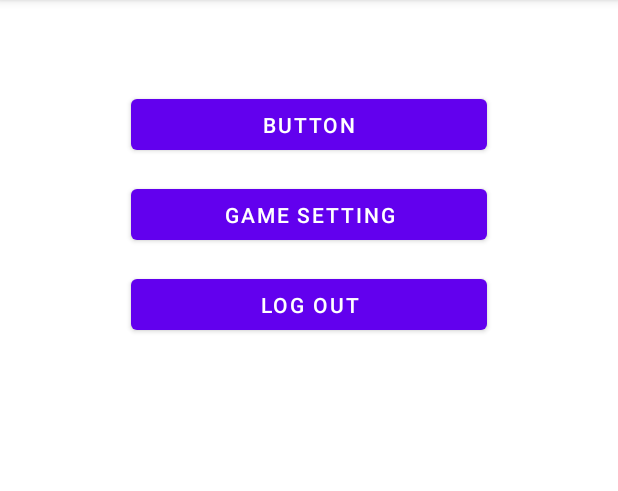
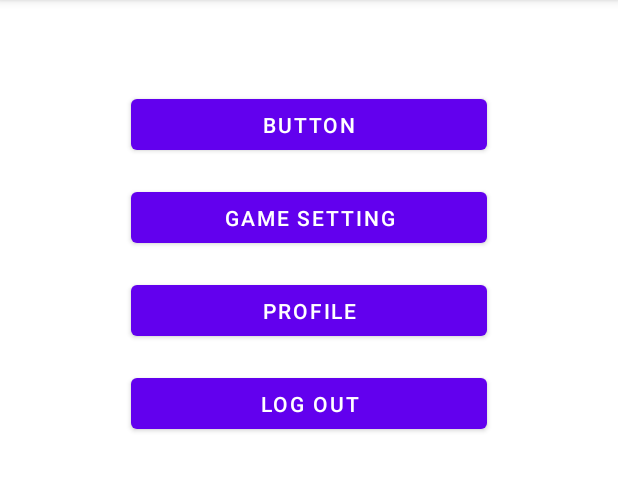
Before and after one commit to hessamasna/MobilePrograming-KingOfQuiz, an Android app: the GameStarter screen opened directly, with no data from a screen before it, on a phone screen of 412 x 824 dp, the part 84-575 px from its top. Run offline under Robolectric (Android 15) with nearby library versions, the phone set to English and light mode, and no system bars; 1 statement that could not run was skipped.

```diff
--- a/app/src/main/res/layout/activity_game_starter.xml
+++ b/app/src/main/res/layout/activity_game_starter.xml
@@ -10,7 +10,7 @@
         android:id="@+id/GameSetting_btn"
         android:layout_width="237dp"
         android:layout_height="46dp"
-        android:layout_marginTop="14dp"
+        android:layout_marginTop="16dp"
         android:onClick="gameSetting"
         android:text="Game Setting"
         app:layout_constraintEnd_toEndOf="parent"
@@ -21,12 +21,12 @@
         android:id="@+id/logOut_btn"
         android:layout_width="237dp"
         android:layout_height="46dp"
-        android:layout_marginTop="14dp"
+        android:layout_marginTop="16dp"
         android:onClick="logout"
         android:text="Log out"
         app:layout_constraintEnd_toEndOf="parent"
         app:layout_constraintStart_toStartOf="parent"
-        app:layout_constraintTop_toBottomOf="@+id/GameSetting_btn" />
+        app:layout_constraintTop_toBottomOf="@+id/Profile_btn" />
 
     <Button
         android:id="@+id/button3"
@@ -37,4 +37,15 @@
         app:layout_constraintEnd_toEndOf="parent"
         app:layout_constraintStart_toStartOf="parent"
         app:layout_constraintTop_toTopOf="parent" />
+
+    <Button
+        android:id="@+id/Profile_btn"
+        android:layout_width="237dp"
+        android:layout_height="46dp"
+        android:layout_marginTop="16dp"
+        android:onClick="profile"
+        android:text="profile"
+        app:layout_constraintEnd_toEndOf="parent"
+        app:layout_constraintStart_toStartOf="parent"
+        app:layout_constraintTop_toBottomOf="@+id/GameSetting_btn" />
 </androidx.constraintlayout.widget.ConstraintLayout>
```
Also changed, not shown: app/src/main/java/com/cip/kingofquiz/GameStarter.java (+7 -0 lines), app/src/main/java/com/cip/kingofquiz/Profile.java (+9 -0 lines).
